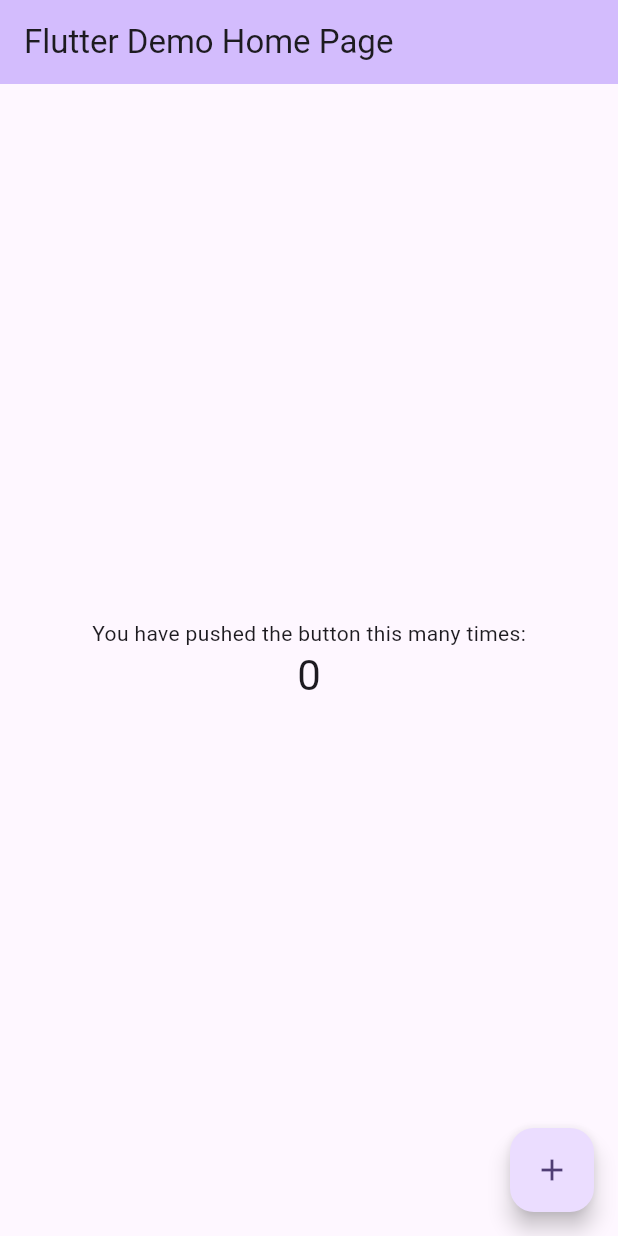
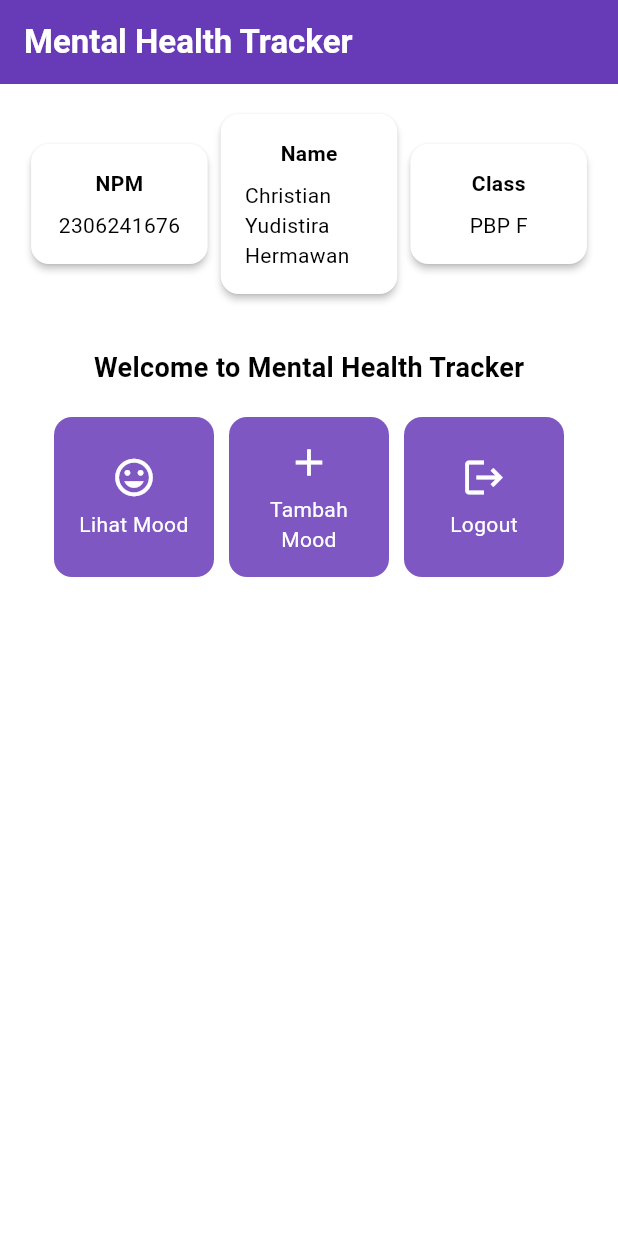
Before and after one commit to Nadekoooo/mental-health-tracker-mobile, a Flutter app: the screen it shows after launch, on a phone screen of 412 x 824 dp. Run offline on Flutter 3.47's test engine with Material 3 defaults, Android fonts, the phone set to English and light mode, and no system bars.

Commit message:
finishing tutor

```diff
--- a/lib/main.dart
+++ b/lib/main.dart
@@ -1,4 +1,6 @@
+// Main Dart
 import 'package:flutter/material.dart';
+import 'package:mental_health_tracker/menu.dart';
 
 void main() {
   runApp(const MyApp());
@@ -12,6 +14,7 @@ class MyApp extends StatelessWidget {
   Widget build(BuildContext context) {
     return MaterialApp(
         title: 'Flutter Demo',
+        debugShowCheckedModeBanner: false,
         theme: ThemeData(
           // This is the theme of your application.
           //
@@ -28,98 +31,11 @@ class MyApp extends StatelessWidget {
           //
           // This works for code too, not just values: Most code changes can be
           // tested with just a hot reload.
-        colorScheme: ColorScheme.fromSeed(seedColor: Colors.deepPurple),
+          colorScheme: ColorScheme.fromSwatch(
+            primarySwatch: Colors.deepPurple,
+          ).copyWith(secondary: Colors.deepPurple[400]),
           useMaterial3: true,
         ),
-      home: const MyHomePage(title: 'Flutter Demo Home Page'),
-    );
+        home: MyHomePage());
   }
 }
-
-class MyHomePage extends StatefulWidget {
-  const MyHomePage({super.key, required this.title});
-
-  // This widget is the home page of your application. It is stateful, meaning
-  // that it has a State object (defined below) that contains fields that affect
-  // how it looks.
-
-  // This class is the configuration for the state. It holds the values (in this
-  // case the title) provided by the parent (in this case the App widget) and
-  // used by the build method of the State. Fields in a Widget subclass are
-  // always marked "final".
-
-  final String title;
-
-  @override
-  State<MyHomePage> createState() => _MyHomePageState();
-}
-
-class _MyHomePageState extends State<MyHomePage> {
-  int _counter = 0;
-
-  void _incrementCounter() {
-    setState(() {
-      // This call to setState tells the Flutter framework that something has
-      // changed in this State, which causes it to rerun the build method below
-      // so that the display can reflect the updated values. If we changed
-      // _counter without calling setState(), then the build method would not be
-      // called again, and so nothing would appear to happen.
-      _counter++;
-    });
-  }
-
-  @override
-  Widget build(BuildContext context) {
-    // This method is rerun every time setState is called, for instance as done
-    // by the _incrementCounter method above.
-    //
-    // The Flutter framework has been optimized to make rerunning build methods
-    // fast, so that you can just rebuild anything that needs updating rather
-    // than having to individually change instances of widgets.
-    return Scaffold(
-      appBar: AppBar(
-        // TRY THIS: Try changing the color here to a specific color (to
-        // Colors.amber, perhaps?) and trigger a hot reload to see the AppBar
-        // change color while the other colors stay the same.
-        backgroundColor: Theme.of(context).colorScheme.inversePrimary,
-        // Here we take the value from the MyHomePage object that was created by
-        // the App.build method, and use it to set our appbar title.
-        title: Text(widget.title),
-      ),
-      body: Center(
-        // Center is a layout widget. It takes a single child and positions it
-        // in the middle of the parent.
-        child: Column(
-          // Column is also a layout widget. It takes a list of children and
-          // arranges them vertically. By default, it sizes itself to fit its
-          // children horizontally, and tries to be as tall as its parent.
-          //
-          // Column has various properties to control how it sizes itself and
-          // how it positions its children. Here we use mainAxisAlignment to
-          // center the children vertically; the main axis here is the vertical
-          // axis because Columns are vertical (the cross axis would be
-          // horizontal).
-          //
-          // TRY THIS: Invoke "debug painting" (choose the "Toggle Debug Paint"
-          // action in the IDE, or press "p" in the console), to see the
-          // wireframe for each widget.
-          mainAxisAlignment: MainAxisAlignment.center,
-          children: <Widget>[
-            const Text(
-              'You have pushed the button this many times:',
-            ),
-            Text(
-              '$_counter',
-              style: Theme.of(context).textTheme.headlineMedium,
-            ),
-          ],
-        ),
-      ),
-      floatingActionButton: FloatingActionButton(
-        onPressed: _incrementCounter,
-        tooltip: 'Increment',
-        child: const Icon(Icons.add),
-      ), // This trailing comma makes auto-formatting nicer for build methods.
-    );
-  }
-}
--- /dev/null
+++ b/lib/menu.dart
@@ -0,0 +1,188 @@
+// Menu Dart
+import 'package:flutter/material.dart';
+
+class MyHomePage extends StatelessWidget {
+  final String npm = '2306241676'; // NPM
+  final String name = 'Christian Yudistira Hermawan'; // Nama
+  final String className = 'PBP F'; // Kelas
+
+  final List<ItemHomepage> items = [
+    ItemHomepage("Lihat Mood", Icons.mood),
+    ItemHomepage("Tambah Mood", Icons.add),
+    ItemHomepage("Logout", Icons.logout),
+  ];
+
+  MyHomePage({super.key});
+
+  @override
+  Widget build(BuildContext context) {
+    // Scaffold menyediakan struktur dasar halaman dengan AppBar dan body.
+    return Scaffold(
+      // AppBar adalah bagian atas halaman yang menampilkan judul.
+      appBar: AppBar(
+        // Judul aplikasi "Mental Health Tracker" dengan teks putih dan tebal.
+        title: const Text(
+          'Mental Health Tracker',
+          style: TextStyle(
+            color: Colors.white,
+            fontWeight: FontWeight.bold,
+          ),
+        ),
+        // Warna latar belakang AppBar diambil dari skema warna tema aplikasi.
+        backgroundColor: Theme.of(context).colorScheme.primary,
+      ),
+      // Body halaman dengan padding di sekelilingnya.
+      body: Padding(
+        padding: const EdgeInsets.all(16.0),
+        // Menyusun widget secara vertikal dalam sebuah kolom.
+        child: Column(
+          crossAxisAlignment: CrossAxisAlignment.center,
+          children: [
+            // Row untuk menampilkan 3 InfoCard secara horizontal.
+            Row(
+              mainAxisAlignment: MainAxisAlignment.spaceEvenly,
+              children: [
+                InfoCard(title: 'NPM', content: npm),
+                InfoCard(title: 'Name', content: name),
+                InfoCard(title: 'Class', content: className),
+              ],
+            ),
+
+            // Memberikan jarak vertikal 16 unit.
+            const SizedBox(height: 16.0),
+
+            // Menempatkan widget berikutnya di tengah halaman.
+            Center(
+              child: Column(
+                // Menyusun teks dan grid item secara vertikal.
+
+                children: [
+                  // Menampilkan teks sambutan dengan gaya tebal dan ukuran 18.
+                  const Padding(
+                    padding: EdgeInsets.only(top: 16.0),
+                    child: Text(
+                      'Welcome to Mental Health Tracker',
+                      style: TextStyle(
+                        fontWeight: FontWeight.bold,
+                        fontSize: 18.0,
+                      ),
+                    ),
+                  ),
+
+                  // Grid untuk menampilkan ItemCard dalam bentuk grid 3 kolom.
+                  GridView.count(
+                    primary: true,
+                    padding: const EdgeInsets.all(20),
+                    crossAxisSpacing: 10,
+                    mainAxisSpacing: 10,
+                    crossAxisCount: 3,
+                    // Agar grid menyesuaikan tinggi kontennya.
+                    shrinkWrap: true,
+
+                    // Menampilkan ItemCard untuk setiap item dalam list items.
+                    children: items.map((ItemHomepage item) {
+                      return ItemCard(item);
+                    }).toList(),
+                  ),
+                ],
+              ),
+            ),
+          ],
+        ),
+      ),
+    );
+  }
+}
+
+class InfoCard extends StatelessWidget {
+  // Kartu informasi yang menampilkan title dan content.
+
+  final String title; // Judul kartu.
+  final String content; // Isi kartu.
+
+  const InfoCard({super.key, required this.title, required this.content});
+
+  @override
+  Widget build(BuildContext context) {
+    return Card(
+      // Membuat kotak kartu dengan bayangan dibawahnya.
+      elevation: 2.0,
+      child: Container(
+        // Mengatur ukuran dan jarak di dalam kartu.
+        width: MediaQuery.of(context).size.width /
+            3.5, // menyesuaikan dengan lebar device yang digunakan.
+        padding: const EdgeInsets.all(16.0),
+        // Menyusun title dan content secara vertikal.
+        child: Column(
+          children: [
+            Text(
+              title,
+              style: const TextStyle(fontWeight: FontWeight.bold),
+            ),
+            const SizedBox(height: 8.0),
+            Text(content),
+          ],
+        ),
+      ),
+    );
+  }
+}
+
+class ItemHomepage {
+  final String name;
+  final IconData icon;
+
+  ItemHomepage(this.name, this.icon);
+}
+
+class ItemCard extends StatelessWidget {
+  // Menampilkan kartu dengan ikon dan nama.
+
+  final ItemHomepage item;
+
+  const ItemCard(this.item, {super.key});
+
+  @override
+  Widget build(BuildContext context) {
+    return Material(
+      // Menentukan warna latar belakang dari tema aplikasi.
+      color: Theme.of(context).colorScheme.secondary,
+      // Membuat sudut kartu melengkung.
+      borderRadius: BorderRadius.circular(12),
+
+      child: InkWell(
+        // Aksi ketika kartu ditekan.
+        onTap: () {
+          // Menampilkan pesan SnackBar saat kartu ditekan.
+          ScaffoldMessenger.of(context)
+            ..hideCurrentSnackBar()
+            ..showSnackBar(SnackBar(
+                content: Text("Kamu telah menekan tombol ${item.name}!")));
+        },
+        // Container untuk menyimpan Icon dan Text
+        child: Container(
+          padding: const EdgeInsets.all(8),
+          child: Center(
+            child: Column(
+              // Menyusun ikon dan teks di tengah kartu.
+              mainAxisAlignment: MainAxisAlignment.center,
+              children: [
+                Icon(
+                  item.icon,
+                  color: Colors.white,
+                  size: 30.0,
+                ),
+                const Padding(padding: EdgeInsets.all(3)),
+                Text(
+                  item.name,
+                  textAlign: TextAlign.center,
+                  style: const TextStyle(color: Colors.white),
+                ),
+              ],
+            ),
+          ),
+        ),
+      ),
+    );
+  }
+}
```
Lines whose indentation alone changed are shown as unchanged.
